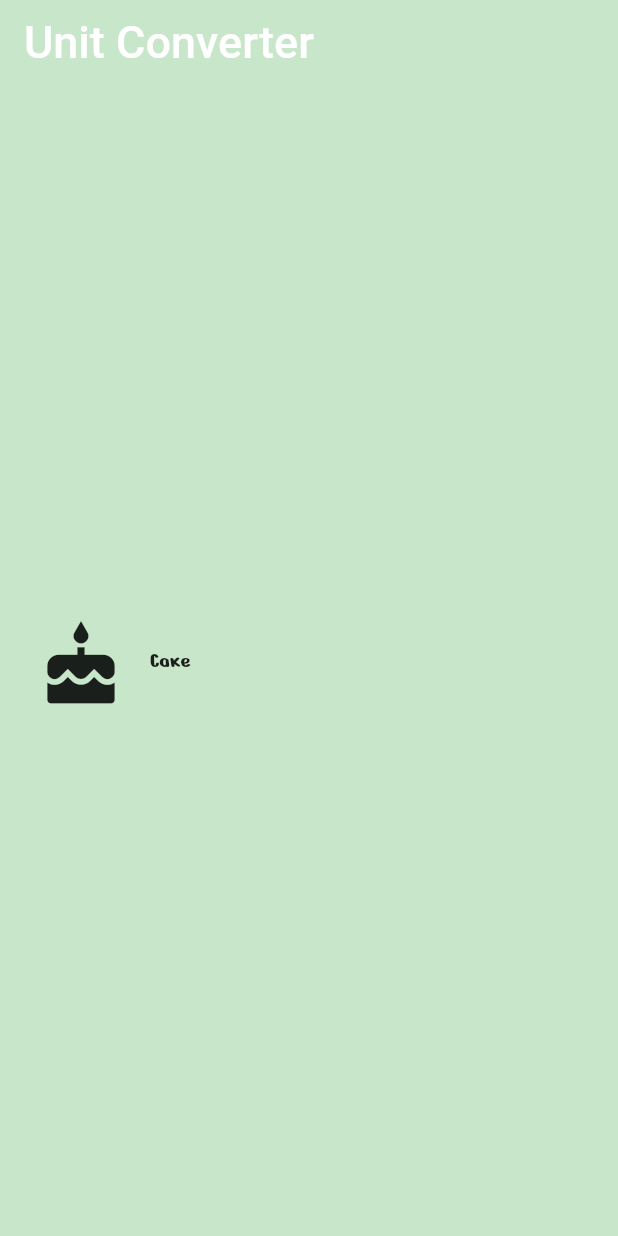
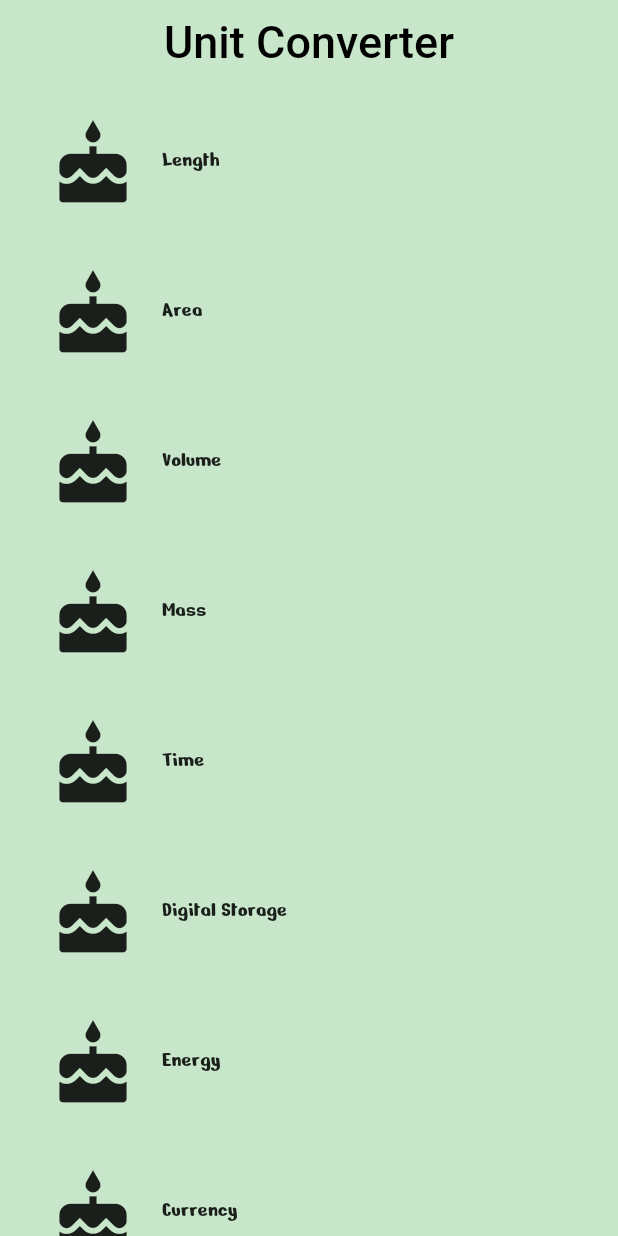
Before and after one commit to mhrjnamar/MeasurementApp, a Flutter app: the screen it shows after launch, on a phone screen of 412 x 824 dp. Run offline on Flutter 3.47's test engine with Material 2 defaults, Android fonts, the light colour scheme and no system bars.

Commit message:
Task 3 Completed

```diff
--- /dev/null
+++ b/lib/category_screen.dart
@@ -0,0 +1,87 @@
+
+import 'package:flutter/material.dart';
+
+import 'category.dart';
+
+final _backgroundColor = Colors.green[100];
+
+/// Category Route (screen)
+///
+/// This is the 'home' screen of the Unit Converter. It shows a header and
+/// a list of [Categories].
+///
+/// While it is named CategoryRoute, a more apt name would be CategoryScreen
+/// because it is responsible for the UI at the route's destination.
+class CategoryScreen extends StatelessWidget {
+  const CategoryScreen();
+
+  static const _categoryNames = <String>[
+    'Length',
+    'Area',
+    'Volume',
+    'Mass',
+    'Time',
+    'Digital Storage',
+    'Energy',
+    'Currency',
+  ];
+
+  static const _baseColor = <Color>[
+    Colors.teal,
+    Colors.orange,
+    Colors.pinkAccent,
+    Colors.blueAccent,
+    Colors.yellow,
+    Colors.greenAccent,
+    Colors.purpleAccent,
+    Colors.red,
+  ];
+
+  /// Makes the correct number of rows for the list view.
+///
+/// For portrait, we construct a [ListView] from the list of category widgets.
+Widget _buildCategoryWidgets(List<Widget> categories) {
+  return ListView.builder(
+    itemBuilder: (BuildContext context, int index) => categories[index],
+    itemCount: categories.length,
+  );
+}
+
+@override
+  Widget build(BuildContext context) {
+    final categories = <Category>[];
+
+    for (var i = 0; i<_categoryNames.length; i++){
+      categories.add(Category(
+        name: _categoryNames[i],
+        color: _baseColor[i],
+        iconLocation: Icons.cake,
+      ));
+    }
+
+    final listView = Container(
+      color: _backgroundColor,
+      padding: EdgeInsets.symmetric(horizontal: 8.0),
+      child: _buildCategoryWidgets(categories)
+    );
+
+    final appBar = AppBar(
+      elevation: 0.0,
+      title: Text(
+        'Unit Converter',
+        style: TextStyle(
+          color: Colors.black,
+          fontSize: 30.0,
+        ),
+      ),
+      centerTitle: true,
+      backgroundColor: _backgroundColor,
+    );
+
+    return Scaffold(
+      appBar: appBar,
+      body: listView,
+    );
+
+  }
+}
--- a/lib/main.dart
+++ b/lib/main.dart
@@ -1,5 +1,6 @@
 import 'package:flutter/material.dart';
 import 'package:measurment_converter/category.dart';
+import 'package:measurment_converter/category_screen.dart';
 
 const _categoryName = 'Cake';
 const _categoryIcon = Icons.cake;
@@ -18,21 +19,7 @@ class UnitConverterApp extends StatelessWidget {
    return MaterialApp(
      debugShowCheckedModeBanner: false,
      title: 'Unit Converter',
-     home: Scaffold(
-       appBar: AppBar(
-         title: Text('Unit Converter', style: TextStyle(fontSize: 30.0)),
-         elevation: 0.0,
-         backgroundColor: Colors.green[100],
-       ),
-       backgroundColor: Colors.green[100],
-       body : Center(
-         child: Category(
-           name: _categoryName,
-           color: _categoryColor,
-           iconLocation: _categoryIcon,
-         )
-       )
-     )
+     home: CategoryScreen(),
    );
   }
 }
```
Also changed, not shown: lib/category_route.dart (deleted).
